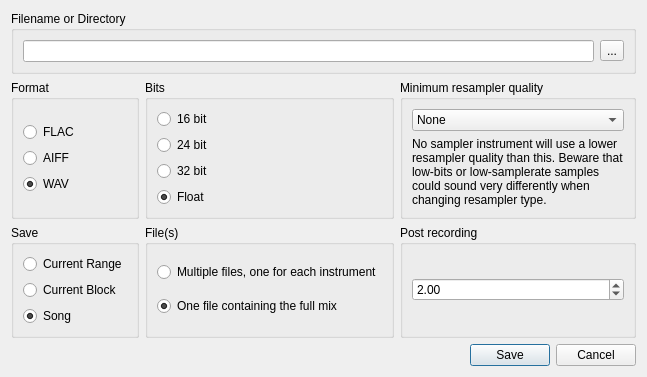
This is Qt/qt4_soundfilesaver_widget.ui in kmatheussen/radium as Qt 5 draws it before an edit. The edited form follows.
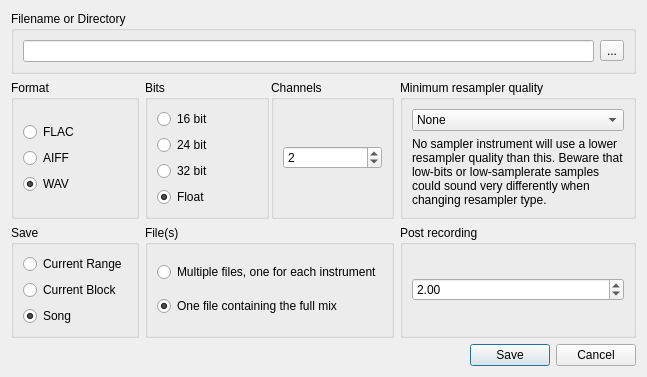
This is the edited form.

Commit message: Soundfilesaver: Option to set number of channels

Patch:
```diff
--- a/Qt/qt4_soundfilesaver_widget.ui
+++ b/Qt/qt4_soundfilesaver_widget.ui
@@ -65,7 +65,7 @@
      <property name="rightMargin">
       <number>0</number>
      </property>
-     <item row="0" column="4">
+     <item row="0" column="3">
       <widget class="QGroupBox" name="groupBox_4">
        <property name="title">
         <string>Minimum resampler quality</string>
@@ -178,7 +178,33 @@
        </layout>
       </widget>
      </item>
-     <item row="1" column="4">
+     <item row="1" column="2">
+      <widget class="QGroupBox" name="groupBox_3">
+       <property name="title">
+        <string>File(s)</string>
+       </property>
+       <layout class="QVBoxLayout" name="verticalLayout_7">
+        <item>
+         <widget class="QRadioButton" name="many_soundfiles">
+          <property name="text">
+           <string>Multiple files, one for each instrument</string>
+          </property>
+         </widget>
+        </item>
+        <item>
+         <widget class="QRadioButton" name="one_soundfile">
+          <property name="text">
+           <string>One file containing the full mix</string>
+          </property>
+          <property name="checked">
+           <bool>true</bool>
+          </property>
+         </widget>
+        </item>
+       </layout>
+      </widget>
+     </item>
+     <item row="1" column="3">
       <widget class="QGroupBox" name="asdfasdf">
        <property name="title">
         <string>Post recording</string>
@@ -200,62 +226,6 @@
        </layout>
       </widget>
      </item>
-     <item row="0" column="2">
-      <widget class="QGroupBox" name="groupBox">
-       <property name="title">
-        <string>Bits</string>
-       </property>
-       <layout class="QHBoxLayout" name="horizontalLayout_3">
-        <item>
-         <layout class="QVBoxLayout" name="verticalLayout_2">
-          <item>
-           <widget class="QRadioButton" name="format_16">
-            <property name="text">
-             <string>16 bit</string>
-            </property>
-            <attribute name="buttonGroup">
-             <string notr="true">buttonGroup</string>
-            </attribute>
-           </widget>
-          </item>
-          <item>
-           <widget class="QRadioButton" name="format_24">
-            <property name="text">
-             <string>24 bit</string>
-            </property>
-            <attribute name="buttonGroup">
-             <string notr="true">buttonGroup</string>
-            </attribute>
-           </widget>
-          </item>
-          <item>
-           <widget class="QRadioButton" name="format_32">
-            <property name="text">
-             <string>32 bit</string>
-            </property>
-            <attribute name="buttonGroup">
-             <string notr="true">buttonGroup</string>
-            </attribute>
-           </widget>
-          </item>
-          <item>
-           <widget class="QRadioButton" name="format_float">
-            <property name="text">
-             <string>Float</string>
-            </property>
-            <property name="checked">
-             <bool>true</bool>
-            </property>
-            <attribute name="buttonGroup">
-             <string notr="true">buttonGroup</string>
-            </attribute>
-           </widget>
-          </item>
-         </layout>
-        </item>
-       </layout>
-      </widget>
-     </item>
      <item row="0" column="1">
       <widget class="QGroupBox" name="groupBox_5">
        <property name="title">
@@ -302,31 +272,78 @@
        </layout>
       </widget>
      </item>
-     <item row="1" column="2">
-      <widget class="QGroupBox" name="groupBox_3">
-       <property name="title">
-        <string>File(s)</string>
+     <item row="0" column="2">
+      <layout class="QHBoxLayout" name="horizontalLayout_2">
+       <property name="spacing">
+        <number>2</number>
        </property>
-       <layout class="QVBoxLayout" name="verticalLayout_7">
-        <item>
-         <widget class="QRadioButton" name="many_soundfiles">
-          <property name="text">
-           <string>Multiple files, one for each instrument</string>
-          </property>
-         </widget>
-        </item>
-        <item>
-         <widget class="QRadioButton" name="one_soundfile">
-          <property name="text">
-           <string>One file containing the full mix</string>
-          </property>
-          <property name="checked">
-           <bool>true</bool>
-          </property>
-         </widget>
-        </item>
-       </layout>
-      </widget>
+       <item>
+        <widget class="QGroupBox" name="groupBox">
+         <property name="title">
+          <string>Bits</string>
+         </property>
+         <layout class="QHBoxLayout" name="horizontalLayout_3">
+          <item>
+           <layout class="QVBoxLayout" name="verticalLayout_2">
+            <item>
+             <widget class="QRadioButton" name="format_16">
+              <property name="text">
+               <string>16 bit</string>
+              </property>
+             </widget>
+            </item>
+            <item>
+             <widget class="QRadioButton" name="format_24">
+              <property name="text">
+               <string>24 bit</string>
+              </property>
+             </widget>
+            </item>
+            <item>
+             <widget class="QRadioButton" name="format_32">
+              <property name="text">
+               <string>32 bit</string>
+              </property>
+             </widget>
+            </item>
+            <item>
+             <widget class="QRadioButton" name="format_float">
+              <property name="text">
+               <string>Float</string>
+              </property>
+              <property name="checked">
+               <bool>true</bool>
+              </property>
+             </widget>
+            </item>
+           </layout>
+          </item>
+         </layout>
+        </widget>
+       </item>
+       <item>
+        <widget class="QGroupBox" name="groupBox_6">
+         <property name="title">
+          <string>Channels</string>
+         </property>
+         <layout class="QHBoxLayout" name="horizontalLayout_5">
+          <item>
+           <widget class="QSpinBox" name="num_channels">
+            <property name="minimum">
+             <number>1</number>
+            </property>
+            <property name="maximum">
+             <number>256</number>
+            </property>
+            <property name="value">
+             <number>2</number>
+            </property>
+           </widget>
+          </item>
+         </layout>
+        </widget>
+       </item>
+      </layout>
      </item>
     </layout>
    </item>
```
Left out of the diff: 2 changed lines with no effect on the pictures. The commit also changes 7 other files.
